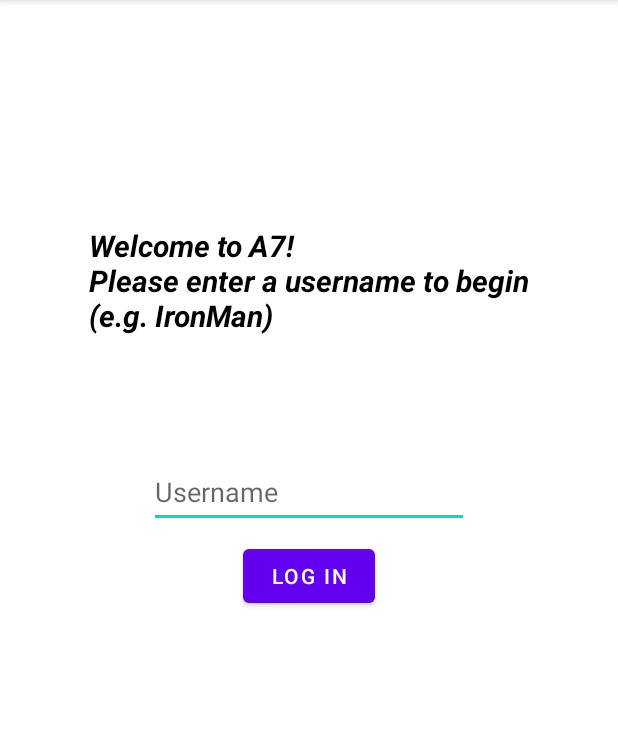
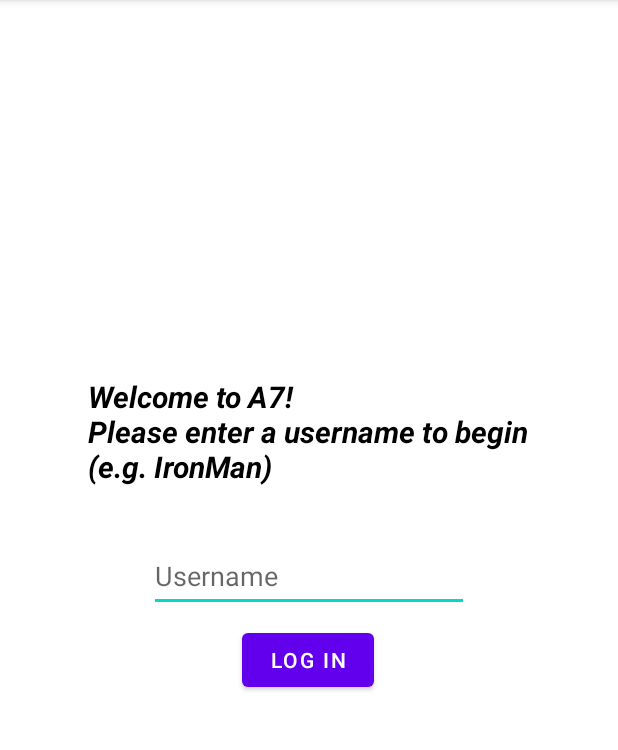
Before and after one commit to XiaohuLee/NUMAD22Sp_Team25, an Android app: the screen it shows after launch (LoginActivity), on a phone screen of 412 x 824 dp, the part 84-834 px from its top. Run offline under Robolectric (Android 15) with nearby library versions, the phone set to English and light mode, and no system bars; our stand-ins replace Firebase (no records; nobody signed in at launch, a user with empty details on screens opened directly).

Commit message:
small fix
Signed-off-by: FengqiQiao <qiao.fe@husky.neu.edu>

```diff
--- a/app/src/main/res/layout/acvitity_login.xml
+++ b/app/src/main/res/layout/acvitity_login.xml
@@ -9,38 +9,40 @@
         android:id="@+id/login"
         android:layout_width="wrap_content"
         android:layout_height="wrap_content"
+        android:layout_marginTop="8dp"
+        android:onClick="loginUser"
         android:text="Log In"
-        android:onClick="loginUser"
+        app:layout_constraintEnd_toEndOf="parent"
+        app:layout_constraintHorizontal_bias="0.498"
+        app:layout_constraintStart_toStartOf="parent"
+        app:layout_constraintTop_toBottomOf="@+id/username" />
+
+    <EditText
+        android:id="@+id/username"
+        android:layout_width="wrap_content"
+        android:layout_height="wrap_content"
+        android:ems="10"
+        android:hint="Username"
+        android:inputType="textPersonName"
+        android:minHeight="48dp"
         app:layout_constraintBottom_toBottomOf="parent"
         app:layout_constraintEnd_toEndOf="parent"
         app:layout_constraintStart_toStartOf="parent"
         app:layout_constraintTop_toTopOf="parent" />
 
-    <EditText
-        android:id="@+id/username"
-        android:layout_width="wrap_content"
-        android:layout_height="wrap_content"
-        android:layout_marginBottom="8dp"
-        android:ems="10"
-        android:hint="Username"
-        android:inputType="textPersonName"
-        android:minHeight="48dp"
-        app:layout_constraintBottom_toTopOf="@+id/login"
-        app:layout_constraintEnd_toEndOf="parent"
-        app:layout_constraintStart_toStartOf="parent" />
-
     <TextView
         android:id="@+id/textView3"
         android:layout_width="wrap_content"
         android:layout_height="wrap_content"
-        android:layout_marginBottom="80dp"
+        android:layout_marginBottom="35dp"
         android:gravity="start|top"
+        android:inputType="textMultiLine"
+        android:text="Welcome to A7!\nPlease enter a username to begin\n(e.g. IronMan)"
+        android:textColor="#000000"
         android:textSize="20dp"
         android:textStyle="bold|italic"
-        android:textColor="#000000"
-        android:inputType="textMultiLine"
-        android:text="Welcome to A7!\nPlease enter a username to begin\n(e.g. IronMan)"
         app:layout_constraintBottom_toTopOf="@+id/username"
         app:layout_constraintEnd_toEndOf="parent"
+        app:layout_constraintHorizontal_bias="0.495"
         app:layout_constraintStart_toStartOf="parent" />
 </androidx.constraintlayout.widget.ConstraintLayout>
```
Also changed, not shown: app/src/main/java/com/example/numad22sp_team25/HomePageActivity.java (+9 -3 lines), app/src/main/res/layout/activity_homepage.xml (+5 -15 lines).
